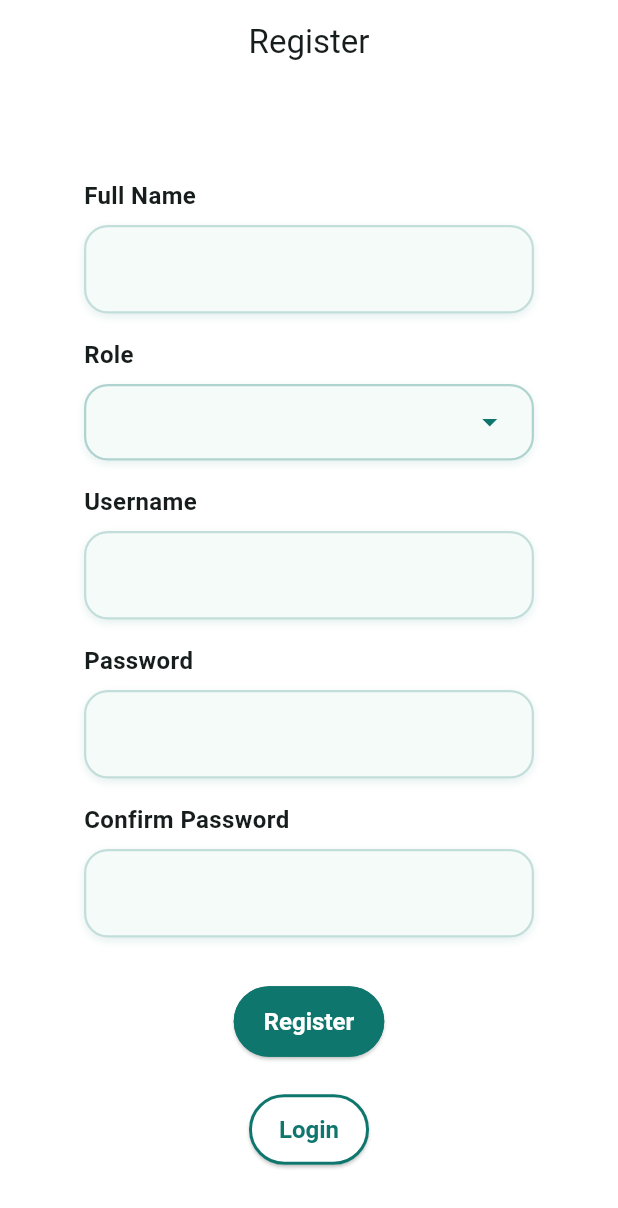
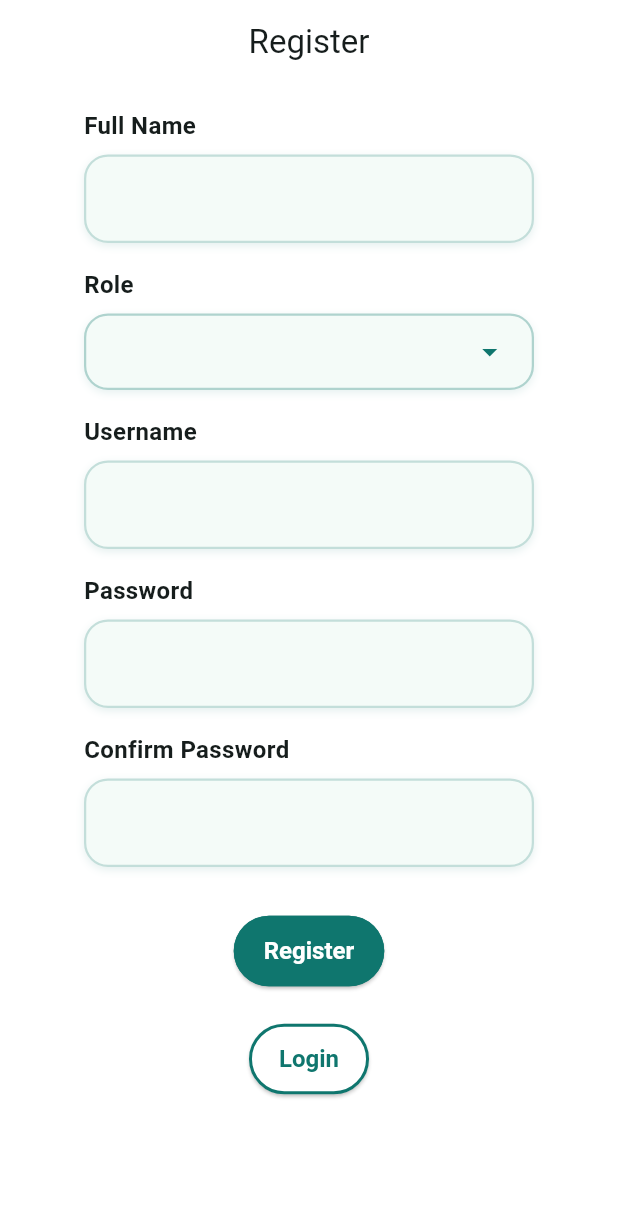
Before and after one commit to bhanuka598/PeerLearHub, a Flutter app: the RegisterScreen screen opened by its route, on a phone screen of 412 x 824 dp. Shown: the top 1208 px of the screen. Run offline on Flutter 3.47's test engine with Material 3 defaults, Android fonts, the phone set to English and light mode, and no system bars; our stand-ins replace go_router.

Commit message:
Added scrollable view to register screen

```diff
--- a/lib/screens/register_screen.dart
+++ b/lib/screens/register_screen.dart
@@ -17,9 +17,10 @@ class RegisterScreen extends StatelessWidget {
         title: SectionTitle(title: 'Register'),
         centerTitle: true,
       ),
-      body: Center(
+      body: SingleChildScrollView(
+        child: Center(
           child: Column(
-          mainAxisAlignment: MainAxisAlignment.center,
+            mainAxisAlignment: MainAxisAlignment.start,
             children: [
               const SizedBox(height: AppSpacing.md),
 
@@ -81,7 +82,10 @@ class RegisterScreen extends StatelessWidget {
                   context.go('/login');
                 },
               ),
+
+              const SizedBox(height: AppSpacing.md),
             ],
+          ),
         ),
       ),
     );
```
Lines whose indentation alone changed are shown as unchanged.
